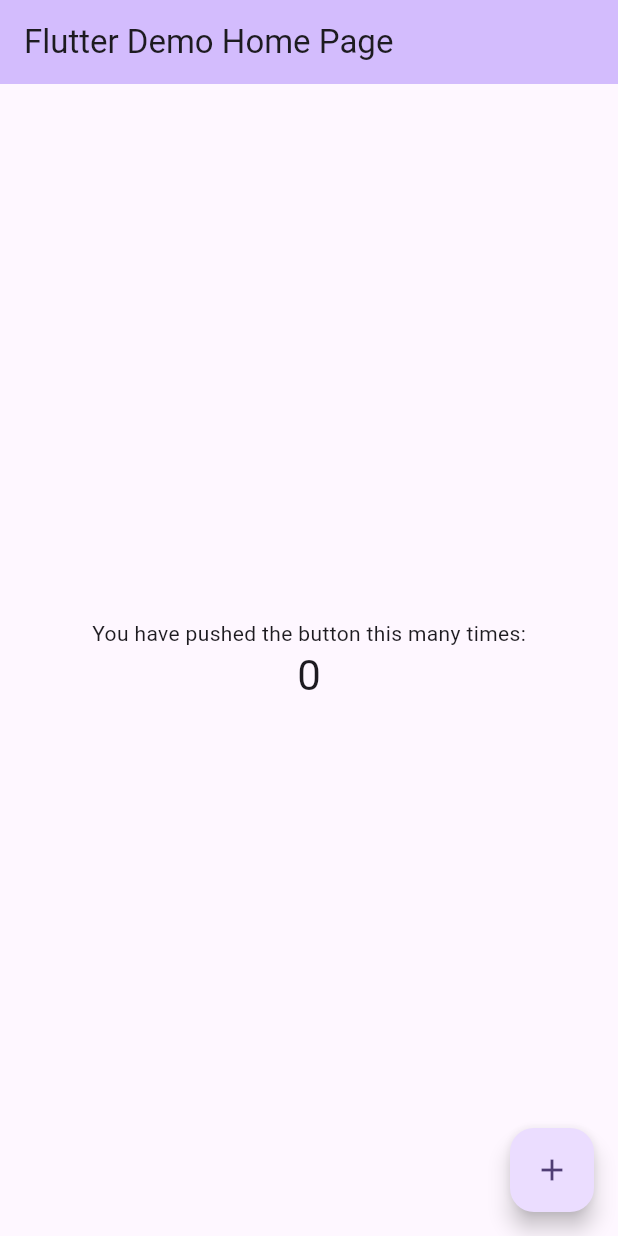
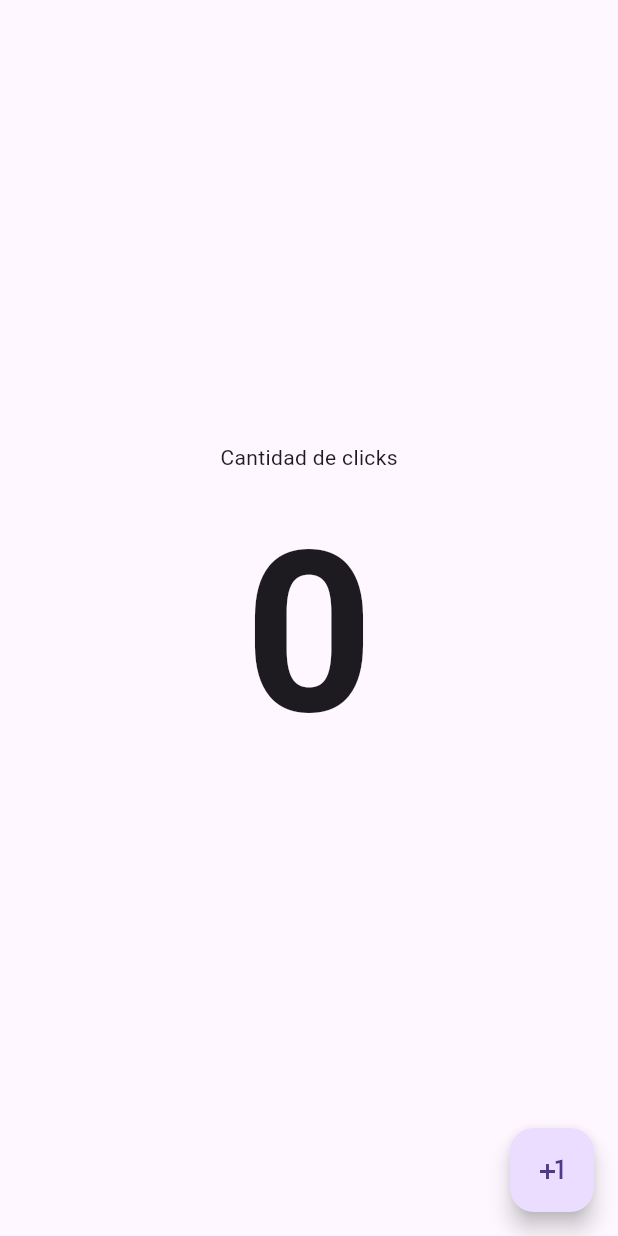
Before and after one commit to tommysvs/Programacion-Multiplataforma, a Flutter app: the screen it shows after launch, on a phone screen of 412 x 824 dp. Run offline on Flutter 3.47's test engine with Material 3 defaults, Android fonts, the phone set to English and light mode, and no system bars.

Commit message:
Cambio de StatelessWidget a StatefulWidget

```diff
--- a/flutter_application_1/lib/main.dart
+++ b/flutter_application_1/lib/main.dart
@@ -1,7 +1,8 @@
 import 'package:flutter/material.dart';
+import 'package:flutter_application_1/pantallas/contador.dart';
 
 void main() {
-  runApp(const MyApp());
+  runApp(MyApp());
 }
 
 class MyApp extends StatelessWidget {
@@ -10,113 +11,6 @@ class MyApp extends StatelessWidget {
   // This widget is the root of your application.
   @override
   Widget build(BuildContext context) {
-    return MaterialApp(
-      title: 'Flutter Demo',
-      theme: ThemeData(
-        // This is the theme of your application.
-        //
-        // TRY THIS: Try running your application with "flutter run". You'll see
-        // the application has a purple toolbar. Then, without quitting the app,
-        // try changing the seedColor in the colorScheme below to Colors.green
-        // and then invoke "hot reload" (save your changes or press the "hot
-        // reload" button in a Flutter-supported IDE, or press "r" if you used
-        // the command line to start the app).
-        //
-        // Notice that the counter didn't reset back to zero; the application
-        // state is not lost during the reload. To reset the state, use hot
-        // restart instead.
-        //
-        // This works for code too, not just values: Most code changes can be
-        // tested with just a hot reload.
-        colorScheme: ColorScheme.fromSeed(seedColor: Colors.deepPurple),
-      ),
-      home: const MyHomePage(title: 'Flutter Demo Home Page'),
-    );
+    return MaterialApp(debugShowCheckedModeBanner: false, home: contador());
   }
 }
-
-class MyHomePage extends StatefulWidget {
-  const MyHomePage({super.key, required this.title});
-
-  // This widget is the home page of your application. It is stateful, meaning
-  // that it has a State object (defined below) that contains fields that affect
-  // how it looks.
-
-  // This class is the configuration for the state. It holds the values (in this
-  // case the title) provided by the parent (in this case the App widget) and
-  // used by the build method of the State. Fields in a Widget subclass are
-  // always marked "final".
-
-  final String title;
-
-  @override
-  State<MyHomePage> createState() => _MyHomePageState();
-}
-
-class _MyHomePageState extends State<MyHomePage> {
-  int _counter = 0;
-
-  void _incrementCounter() {
-    setState(() {
-      // This call to setState tells the Flutter framework that something has
-      // changed in this State, which causes it to rerun the build method below
-      // so that the display can reflect the updated values. If we changed
-      // _counter without calling setState(), then the build method would not be
-      // called again, and so nothing would appear to happen.
-      _counter++;
-    });
-  }
-
-  @override
-  Widget build(BuildContext context) {
-    // This method is rerun every time setState is called, for instance as done
-    // by the _incrementCounter method above.
-    //
-    // The Flutter framework has been optimized to make rerunning build methods
-    // fast, so that you can just rebuild anything that needs updating rather
-    // than having to individually change instances of widgets.
-    return Scaffold(
-      appBar: AppBar(
-        // TRY THIS: Try changing the color here to a specific color (to
-        // Colors.amber, perhaps?) and trigger a hot reload to see the AppBar
-        // change color while the other colors stay the same.
-        backgroundColor: Theme.of(context).colorScheme.inversePrimary,
-        // Here we take the value from the MyHomePage object that was created by
-        // the App.build method, and use it to set our appbar title.
-        title: Text(widget.title),
-      ),
-      body: Center(
-        // Center is a layout widget. It takes a single child and positions it
-        // in the middle of the parent.
-        child: Column(
-          // Column is also a layout widget. It takes a list of children and
-          // arranges them vertically. By default, it sizes itself to fit its
-          // children horizontally, and tries to be as tall as its parent.
-          //
-          // Column has various properties to control how it sizes itself and
-          // how it positions its children. Here we use mainAxisAlignment to
-          // center the children vertically; the main axis here is the vertical
-          // axis because Columns are vertical (the cross axis would be
-          // horizontal).
-          //
-          // TRY THIS: Invoke "debug painting" (choose the "Toggle Debug Paint"
-          // action in the IDE, or press "p" in the console), to see the
-          // wireframe for each widget.
-          mainAxisAlignment: MainAxisAlignment.center,
-          children: <Widget>[
-            const Text('You have pushed the button this many times:'),
-            Text(
-              '$_counter',
-              style: Theme.of(context).textTheme.headlineMedium,
-            ),
-          ],
-        ),
-      ),
-      floatingActionButton: FloatingActionButton(
-        onPressed: _incrementCounter,
-        tooltip: 'Increment',
-        child: const Icon(Icons.add),
-      ), // This trailing comma makes auto-formatting nicer for build methods.
-    );
-  }
-}
--- /dev/null
+++ b/flutter_application_1/lib/pantallas/contador.dart
@@ -0,0 +1,33 @@
+import 'package:flutter/material.dart';
+
+class contador extends StatefulWidget {
+  const contador({super.key});
+
+  @override
+  State<contador> createState() => _contadorState();
+}
+
+class _contadorState extends State<contador> {
+  @override
+  Widget build(BuildContext context) {
+    return Scaffold(
+      body: Center(
+        child: Column(
+          mainAxisAlignment: MainAxisAlignment.center,
+          children: [
+            Text('Cantidad de clicks'),
+            Text(
+              '0',
+              style: TextStyle(fontSize: 150, fontWeight: FontWeight.bold),
+            ),
+          ],
+        ),
+      ),
+
+      floatingActionButton: FloatingActionButton(
+        onPressed: () {},
+        child: Icon(Icons.plus_one),
+      ),
+    );
+  }
+}
```
